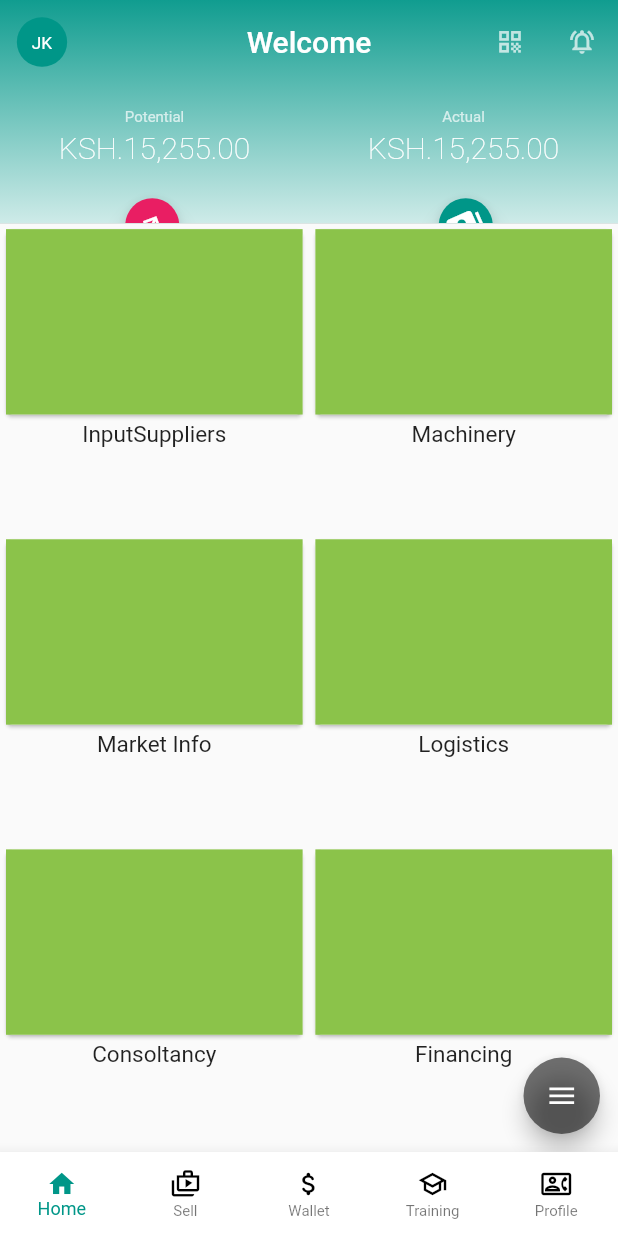
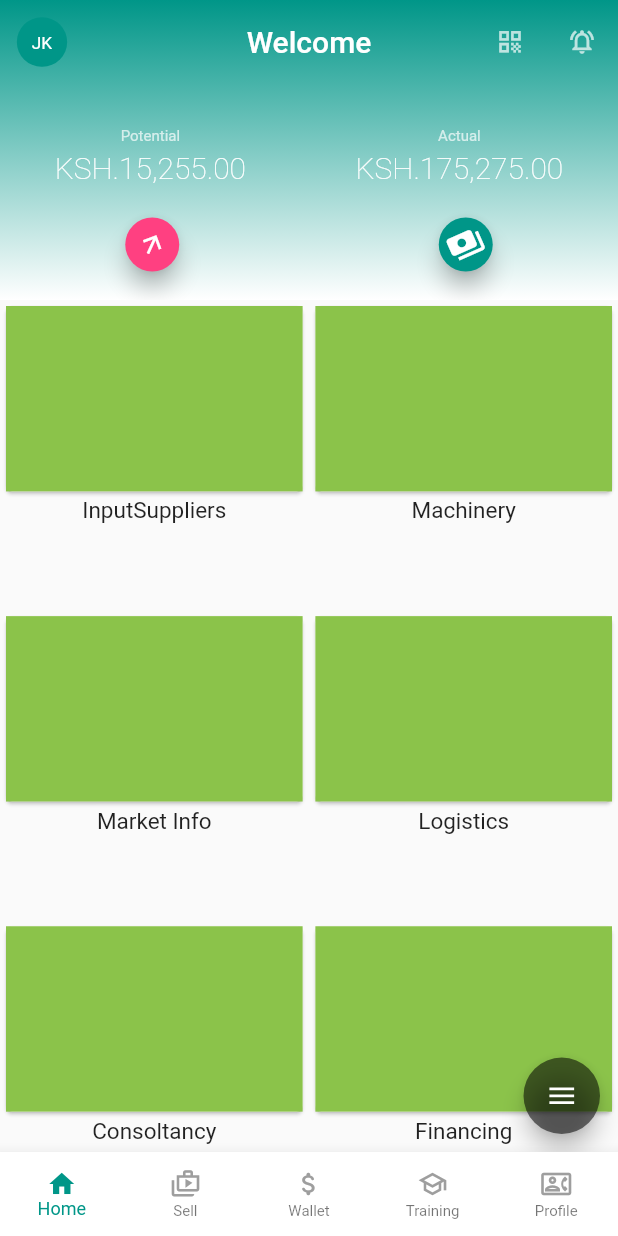
Before and after one commit to CreamyMilk/protoz, a Flutter app: the BaseTabView screen opened by its route, on a phone screen of 412 x 824 dp. Run offline on Flutter 3.47's test engine with Material 2 defaults, Android fonts, the light colour scheme and no system bars; drawn by our look-alikes of flutter_speed_dial; our stand-ins replace webview_flutter.

Commit message:
🍏 Layout contrainsts fix

```diff
--- a/lib/pages/startup/cardsPage.dart
+++ b/lib/pages/startup/cardsPage.dart
@@ -55,13 +55,13 @@ class _ListProductsState extends State<ListProducts> {
           onPressed: () {},
         ),
         body: SafeArea(
-          child: NewWidget(sampleData: sampleData),
+          child: HomeGrid(sampleData: sampleData),
         ));
   }
 }
 
-class NewWidget extends StatelessWidget {
-  const NewWidget({
+class HomeGrid extends StatelessWidget {
+  const HomeGrid({
     Key key,
     @required this.sampleData,
   }) : super(key: key);
--- a/lib/pages/walletsliver.dart
+++ b/lib/pages/walletsliver.dart
@@ -1,11 +1,12 @@
 // ignore: must_be_immutable
 import 'package:flutter/material.dart';
+import 'package:flutter/services.dart';
 import 'package:proto/pages/startup/cardsPage.dart';
 import 'package:proto/widgets/awesomeFab.dart';
 
 // ignore: must_be_immutable
 class WalletsPageBase extends StatelessWidget {
-  ScrollController get n => ScrollController(initialScrollOffset: 150);
+  //ScrollController get n => ScrollController(initialScrollOffset: 150);
   List<Services> sampleData = [
     Services(
         imageUrl:
@@ -38,7 +39,9 @@ class WalletsPageBase extends StatelessWidget {
     return Scaffold(
         floatingActionButtonLocation: FloatingActionButtonLocation.miniEndFloat,
         floatingActionButton: AwesomeFab(),
-        body: CustomScrollView(controller: n, slivers: [
+        body: CustomScrollView(
+            //controller: n,
+            slivers: [
               WalletsAppBar(),
               SliverGrid(
                 gridDelegate: SliverGridDelegateWithFixedCrossAxisCount(
@@ -46,7 +49,8 @@ class WalletsPageBase extends StatelessWidget {
                     crossAxisCount: 2,
                     childAspectRatio: 1,
                     crossAxisSpacing: 0.5),
-            delegate: SliverChildBuilderDelegate((BuildContext ctx, int index) {
+                delegate:
+                    SliverChildBuilderDelegate((BuildContext ctx, int index) {
                   if (index < 6) {
                     return ProductListingItem(
                       heros: index,
@@ -75,6 +79,11 @@ class WalletsAppBar extends StatelessWidget {
   @override
   Widget build(BuildContext context) {
     return SliverAppBar(
+      systemOverlayStyle: SystemUiOverlayStyle(
+        systemNavigationBarColor: Colors.teal,
+        statusBarColor: Colors.transparent,
+        statusBarIconBrightness: Brightness.light,
+      ),
       leading: Center(
         child: GestureDetector(
           onTap: () {
@@ -166,7 +175,7 @@ class WalletsAppBar extends StatelessWidget {
                               TextStyle(fontSize: 10, color: Colors.white70)),
                       SizedBox(height: 3),
                       Text(
-                        "KSH.15,255.00",
+                        "KSH.175,275.00",
                         textScaleFactor: 1,
                         overflow: TextOverflow.ellipsis,
                         style: TextStyle(
@@ -191,7 +200,7 @@ class WalletsAppBar extends StatelessWidget {
                     FloatingActionButton(
                       mini: true,
                       heroTag: null,
-                      backgroundColor: Colors.pink,
+                      backgroundColor: Colors.pinkAccent,
                       child: Transform.rotate(
                         angle: 2,
                         child: Icon(
--- a/lib/routes_page.dart
+++ b/lib/routes_page.dart
@@ -1,6 +1,5 @@
 import 'package:flutter/cupertino.dart';
 import 'package:flutter/material.dart';
-import 'package:flutter/services.dart';
 import 'package:proto/pages/bl/blConsoltants.dart';
 import 'package:proto/pages/bl/blPage.dart';
 import 'package:proto/pages/bl/blVets.dart';
@@ -31,13 +30,7 @@ class RouteGenerator {
       case '/login':
         return MaterialPageRoute(builder: (ctx) => MyHomePage(title: "I"));
       case '/home':
-        return MaterialPageRoute(
-            builder: (ctx) => AnnotatedRegion<SystemUiOverlayStyle>(
-                value: SystemUiOverlayStyle(
-                    statusBarColor: Colors.teal,
-                    statusBarIconBrightness: Brightness.dark,
-                    systemNavigationBarColor: Colors.black),
-                child: BaseTabView()));
+        return MaterialPageRoute(builder: (ctx) => BaseTabView());
       case '/buysell':
         return MaterialPageRoute(builder: (ctx) => BuySellPage());
       case '/transaction':
--- a/lib/widgets/popups/changeQunatityPopup.dart
+++ b/lib/widgets/popups/changeQunatityPopup.dart
@@ -11,7 +11,7 @@ class ChangeQunatityPopUp extends StatelessWidget {
       title: const Text(
         'Stock Editor',
       ),
-      content: new Column(
+      content: Column(
         mainAxisSize: MainAxisSize.min,
         crossAxisAlignment: CrossAxisAlignment.start,
         children: <Widget>[
@@ -27,7 +27,7 @@ class ChangeQunatityPopUp extends StatelessWidget {
                 height: 30,
                 width: 60,
                 child: Text(
-                  "New STOCK",
+                  "New Stock",
                 ),
               ),
               Container(
--- a/lib/widgets/tab_controler.dart
+++ b/lib/widgets/tab_controler.dart
@@ -29,15 +29,15 @@ class _BaseTabViewState extends State<BaseTabView> {
   @override
   Widget build(BuildContext context) {
     //var text = Text("Home",
-    //  style: TextStyle(color: _activetab != 0 ? Colors.black : Colors.blue));
+    //  style: TextStyle(color: _activetab != 0 ? Colors.grey : Colors.blue));
     var homeItem = BottomNavigationBarItem(
         // ignore: deprecated_member_use
         label: "Home",
-        icon: Icon(Icons.home_outlined, color: Colors.black),
+        icon: Icon(Icons.home_outlined, color: Colors.grey[500]),
         activeIcon: Icon(Icons.home, color: Colors.teal));
     var serviceItem = BottomNavigationBarItem(
         label: "Sell",
-        icon: Icon(Icons.shop_two_outlined, color: Colors.black),
+        icon: Icon(Icons.shop_two_outlined, color: Colors.grey),
         activeIcon: Icon(
           Icons.shop_two_rounded,
           color: Colors.teal,
@@ -46,22 +46,22 @@ class _BaseTabViewState extends State<BaseTabView> {
         label: "Wallet",
         icon: Hero(
             tag: "wallet",
-            child: Icon(Icons.attach_money_rounded, color: Colors.black)),
+            child: Icon(Icons.attach_money_rounded, color: Colors.grey)),
         activeIcon: Icon(Icons.attach_money_outlined, color: Colors.teal));
     var shopItem = BottomNavigationBarItem(
         label: "Training",
-        icon: Icon(Icons.school_outlined, color: Colors.black),
+        icon: Icon(Icons.school_outlined, color: Colors.grey),
         activeIcon: Icon(Icons.school, color: Colors.teal));
     var callItem = BottomNavigationBarItem(
         label: "Profile",
-        icon: Icon(Icons.contact_phone_outlined, color: Colors.black),
+        icon: Icon(Icons.contact_phone_outlined, color: Colors.grey),
         activeIcon: Icon(Icons.contact_phone, color: Colors.teal));
 
     return AnnotatedRegion<SystemUiOverlayStyle>(
       value: SystemUiOverlayStyle(
         systemNavigationBarColor: Colors.transparent,
         statusBarColor: Colors.transparent,
-        statusBarIconBrightness: Brightness.dark,
+        statusBarIconBrightness: Brightness.light,
       ),
       child: WillPopScope(
         onWillPop: () async => false,
```
Lines whose indentation alone changed are shown as unchanged.
